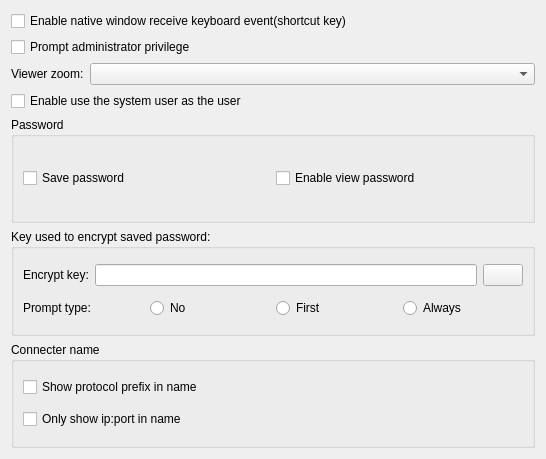
KangLin/RabbitRemoteControl, file Src/ParameterPluginUI.ui: the form before one commit.
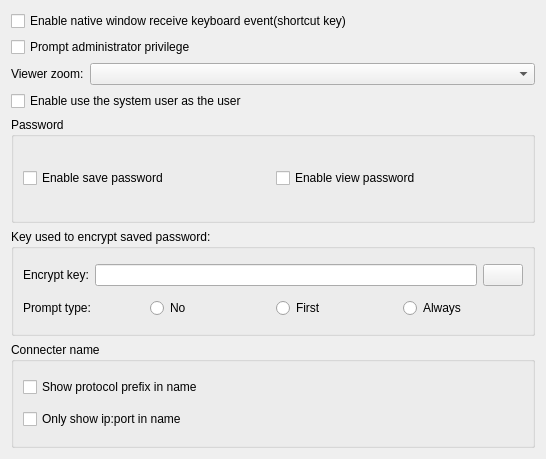
The form after the commit. Icons and pictures are not drawn.

```diff
--- a/Src/ParameterPluginUI.ui
+++ b/Src/ParameterPluginUI.ui
@@ -192,7 +192,7 @@
         <item>
          <widget class="QCheckBox" name="cbSavePassword">
           <property name="text">
-           <string>Save password</string>
+           <string>Enable save password</string>
           </property>
          </widget>
         </item>
```
Left out of the diff: 2 changed lines with no effect on the pictures.
